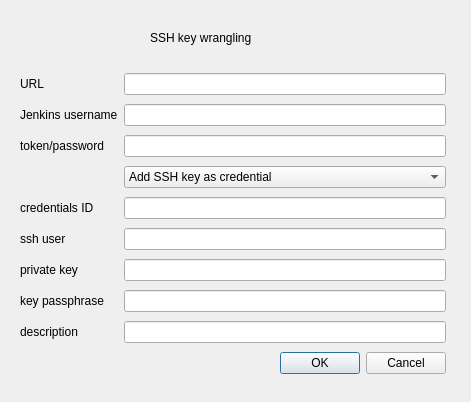
This is src/jenkinsTools/ux/sshCreds.ui in clockworksspheres/jenkinsTools as Qt 5 draws it before an edit. The edited form follows.
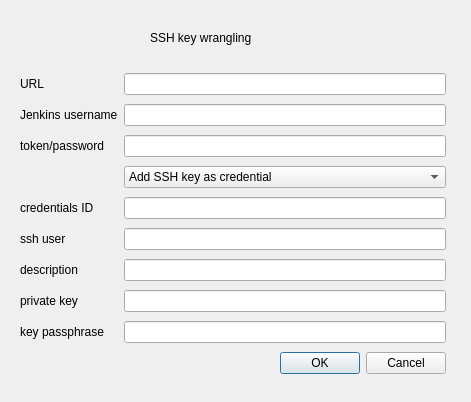
This is the edited form.

Commit message: cleaning up sshCreds ui and family

The edit to the form file:
```diff
--- a/src/jenkinsTools/ux/sshCreds.ui
+++ b/src/jenkinsTools/ux/sshCreds.ui
@@ -32,7 +32,7 @@
      <x>20</x>
      <y>70</y>
      <width>426</width>
-     <height>311</height>
+     <height>313</height>
     </rect>
    </property>
    <layout class="QGridLayout" name="gridLayout">
@@ -107,39 +107,18 @@
     <item row="5" column="1">
      <widget class="QLineEdit" name="sshUserLineEdit"/>
     </item>
-    <item row="6" column="0">
-     <widget class="QLabel" name="privateKeyLabel">
-      <property name="text">
-       <string>private key</string>
-      </property>
-     </widget>
-    </item>
     <item row="6" column="1">
-     <widget class="QLineEdit" name="privateKeyLineEdit"/>
-    </item>
-    <item row="7" column="0">
-     <widget class="QLabel" name="keyPassphraseLabel">
-      <property name="text">
-       <string>key passphrase</string>
-      </property>
-     </widget>
+     <widget class="QLineEdit" name="descriptionLineEdit"/>
     </item>
     <item row="7" column="1">
-     <widget class="QLineEdit" name="keyPassphraseLineEdit">
+     <widget class="QLineEdit" name="privateKeyLineEdit">
       <property name="echoMode">
        <enum>QLineEdit::EchoMode::PasswordEchoOnEdit</enum>
       </property>
      </widget>
     </item>
-    <item row="8" column="0">
-     <widget class="QLabel" name="descriptionLabel">
-      <property name="text">
-       <string>description</string>
-      </property>
-     </widget>
-    </item>
     <item row="8" column="1">
-     <widget class="QLineEdit" name="descriptionLineEdit"/>
+     <widget class="QLineEdit" name="keyPassphraseLineEdit"/>
     </item>
     <item row="9" column="1">
      <widget class="QDialogButtonBox" name="buttonBox">
@@ -148,6 +127,27 @@
       </property>
      </widget>
     </item>
+    <item row="8" column="0">
+     <widget class="QLabel" name="keyPassphraseLabel">
+      <property name="text">
+       <string>key passphrase</string>
+      </property>
+     </widget>
+    </item>
+    <item row="7" column="0">
+     <widget class="QLabel" name="privateKeyLabel">
+      <property name="text">
+       <string>private key</string>
+      </property>
+     </widget>
+    </item>
+    <item row="6" column="0">
+     <widget class="QLabel" name="descriptionLabel">
+      <property name="text">
+       <string>description</string>
+      </property>
+     </widget>
+    </item>
    </layout>
   </widget>
  </widget>
```
The commit also changes 2 other files.
